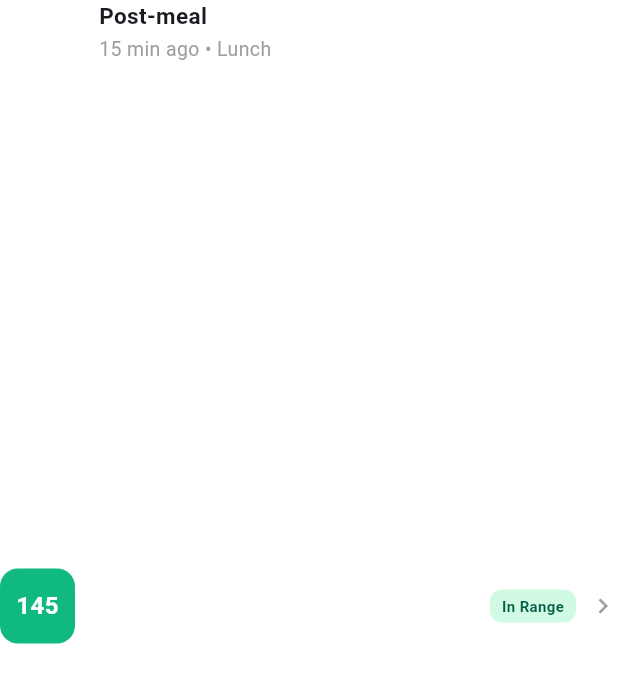
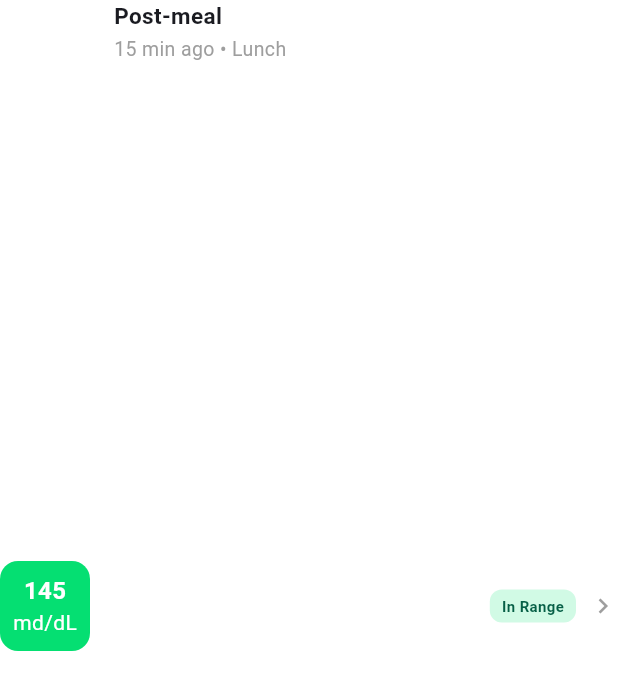
Before and after one commit to IsmailCoder366/Dialens, a Flutter app: the RecentEntryTile widget shown alone on an empty page, opened directly, on a phone screen of 412 x 824 dp. Shown: the top 690 px of the screen. Run offline on Flutter 3.47's test engine with Material 3 defaults, Android fonts, the phone set to English and light mode, and no system bars.

Commit message:
recent entries section completed

```diff
--- a/lib/features/home/widgets/recent_entry_tile.dart
+++ b/lib/features/home/widgets/recent_entry_tile.dart
@@ -1,3 +1,4 @@
+import 'package:dialens/core/app_colors.dart';
 import 'package:flutter/material.dart';
 
 class RecentEntryTile extends StatelessWidget {
@@ -24,16 +25,24 @@ class RecentEntryTile extends StatelessWidget {
         children: [
           // The green glucose value box
           Container(
-            width: 50,
-            height: 50,
+            width: 60,
+            height: 60,
             alignment: Alignment.center,
             decoration: BoxDecoration(
-              color: const Color(0xFF10B981),
+              color:  AppColors.lightgreen,
               borderRadius: BorderRadius.circular(12),
             ),
-            child: Text(
-              value.split(' ')[0], // Extract only the number
-              style: const TextStyle(color: Colors.white, fontWeight: FontWeight.bold, fontSize: 16),
+            child: Padding(
+              padding: const EdgeInsets.all(8.0),
+              child: Column(
+                children: [
+                  Text(
+                    value.split(' ')[0], // Extract only the number
+                    style: const TextStyle(color: Colors.white, fontWeight: FontWeight.bold, fontSize: 16),
+                  ),
+                  Text('md/dL', style: TextStyle(color: Colors.white))
+                ],
+              ),
             ),
           ),
           const SizedBox(width: 16),
```
Also changed, not shown: lib/features/home/screens/home_screen.dart (+18 -10 lines).
